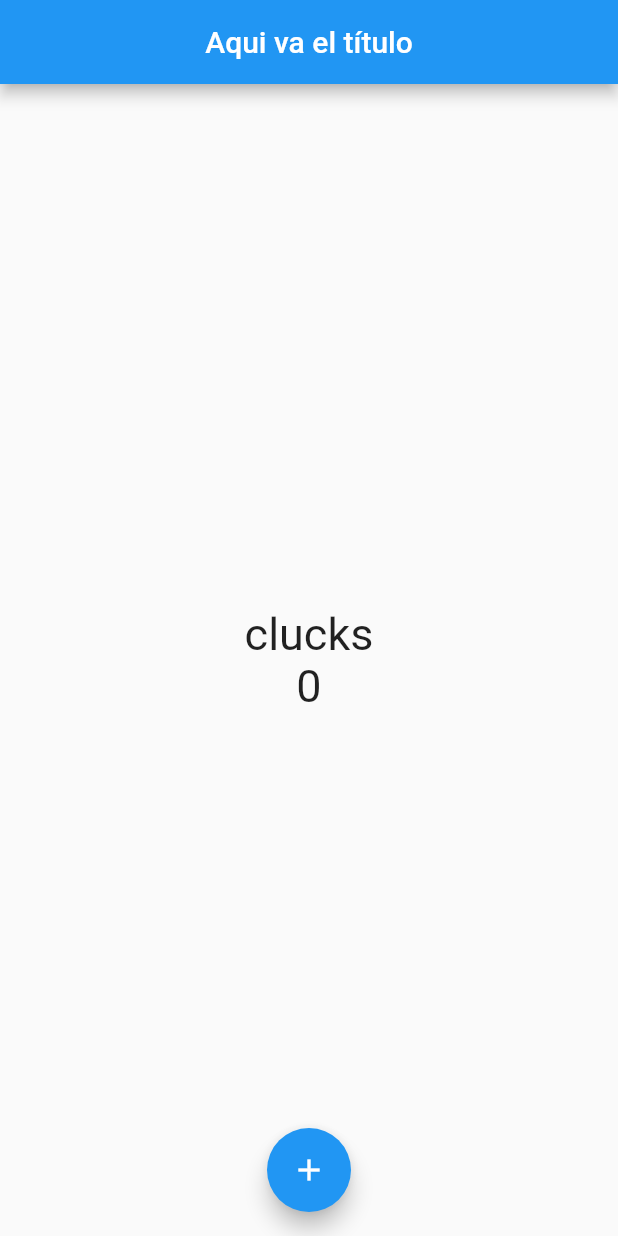
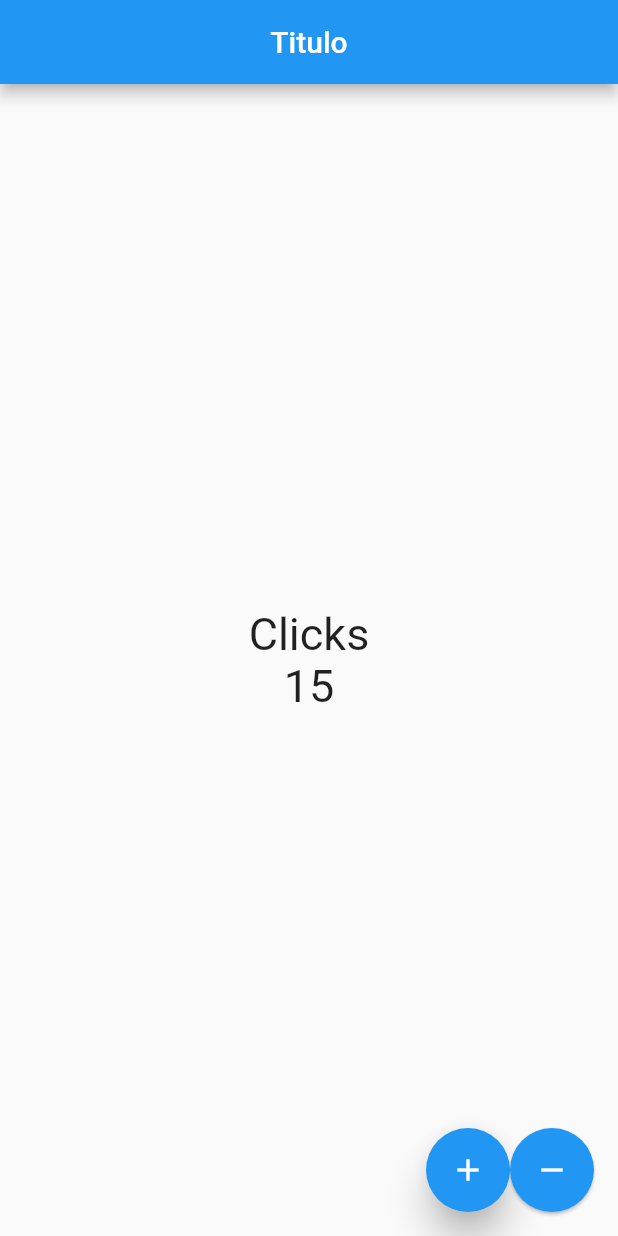
Before and after one commit to guga11111/Practica-Flutter, a Flutter app: the screen it shows after launch, on a phone screen of 412 x 824 dp. Run offline on Flutter 3.47's test engine with Material 2 defaults, Android fonts, the phone set to English and light mode, and no system bars.

Commit message:
'secondbuttonadded'

```diff
--- a/lib/src/pages/conteo_page.dart
+++ b/lib/src/pages/conteo_page.dart
@@ -1,38 +1,58 @@
 import 'package:flutter/material.dart';
-class ConteoPage extends StatefulWidget{
+
+class ConteoPage extends StatefulWidget {
   @override
-  createState(){
+  createState() {
     return _ConteoPageState();
   }
 }
-class _ConteoPageState extends State<ConteoPage>{
-  final _estilo = new TextStyle(fontSize: 30);
-  int _conteo = 0;
+
+class _ConteoPageState extends State<ConteoPage> {
+  final _estilo = TextStyle(fontSize: 30);
+  int _conteo = 15;
   @override
   Widget build(BuildContext context) {
     return Scaffold(
         appBar: AppBar(
-        title: Text('Aqui va el título'),
+          title: Text('Titulo'),
           centerTitle: true,
         ),
         body: Center(
           child: Column(
             mainAxisAlignment: MainAxisAlignment.center,
             children: [
-            Text('clucks',style: _estilo),
-            Text('$_conteo',style: _estilo),
+              Text("Clicks", style: _estilo),
+              Text("$_conteo", style: _estilo),
             ],
           ),
         ),
-      floatingActionButtonLocation: FloatingActionButtonLocation.centerFloat,
-      floatingActionButton: FloatingActionButton(
+        floatingActionButton: Row(
+          mainAxisAlignment: MainAxisAlignment.end,
+          children: [
+            FloatingActionButton(
                 child: Icon(Icons.add),
-        onPressed: (){
+                elevation: 10,
+                onPressed: () {
                   setState(() {
                     _conteo++;
                   });
-        },
-      ),
-    );
+                }),
+            FloatingActionButton(
+                child: Icon(Icons.remove),
+                elevation: 1,
+                onPressed: () {
+                  setState(() {
+                    _conteo--;
+                  });
+                }),
+          ],
+        ));
+
+    /*child: Icon(Icons.add),
+        onPressed: () {
+          setState(() {
+            _conteo++;
+          });
+        },*/
   }
 }
```
Lines whose indentation alone changed are shown as unchanged.
